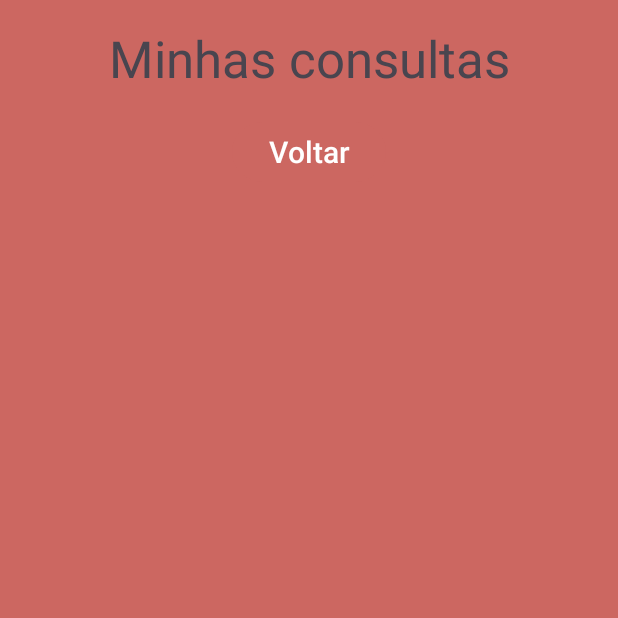
After one commit to Wesley-Neiva/ProjetoApp, an Android app: the Consulta_Activity screen opened directly, with no data from a screen before it, on a phone screen of 412 x 824 dp, the top half of it. The commit adds this screen. Run offline under Robolectric (Android 15) with nearby library versions, the phone set to English and light mode, and no system bars.

Commit message:
Criado a acitivity consulta e botão de click

```diff
--- a/app/src/main/AndroidManifest.xml
+++ b/app/src/main/AndroidManifest.xml
@@ -12,6 +12,9 @@
         android:supportsRtl="true"
         android:theme="@style/Theme.AppMarcela"
         tools:targetApi="31">
+        <activity
+            android:name=".Consulta_Activity"
+            android:exported="false" />
         <activity
             android:name=".Agenda_activity"
             android:exported="false" />
--- /dev/null
+++ b/app/src/main/java/com/wesleyneiva/appmarcela/Consulta_Activity.kt
@@ -0,0 +1,23 @@
+package com.wesleyneiva.appmarcela
+
+import androidx.appcompat.app.AppCompatActivity
+import android.os.Bundle
+import android.widget.Button
+
+class Consulta_Activity : AppCompatActivity() {
+
+    lateinit var botaoConsultaVoltar:Button
+
+    override fun onCreate(savedInstanceState: Bundle?) {
+        super.onCreate(savedInstanceState)
+        setContentView(R.layout.activity_consulta)
+
+        botaoConsultaVoltar = findViewById(R.id.btn_voltar_consulta)
+
+        val bundle = intent.extras
+
+        botaoConsultaVoltar.setOnClickListener {
+            finish()
+        }
+    }
+}
--- a/app/src/main/java/com/wesleyneiva/appmarcela/MainActivity.kt
+++ b/app/src/main/java/com/wesleyneiva/appmarcela/MainActivity.kt
@@ -10,6 +10,7 @@
     lateinit var btnExercicios: Button
     lateinit var btnDevocional: Button
     lateinit var btnAgenda: Button
+    lateinit var btnConsulta: Button
 
 
     override fun onCreate(savedInstanceState: Bundle?) {
@@ -40,7 +41,13 @@
             startActivity(intent)
         }
 
-
+        btnConsulta = findViewById(R.id.btn_consulta)
+        btnConsulta.setOnClickListener {
+            val intent = Intent(
+                this, Consulta_Activity::class.java
+            )
+            startActivity(intent)
+        }
 
     }
 }
--- /dev/null
+++ b/app/src/main/res/layout/activity_consulta.xml
@@ -0,0 +1,32 @@
+<?xml version="1.0" encoding="utf-8"?>
+<androidx.constraintlayout.widget.ConstraintLayout xmlns:android="http://schemas.android.com/apk/res/android"
+    xmlns:app="http://schemas.android.com/apk/res-auto"
+    xmlns:tools="http://schemas.android.com/tools"
+    android:layout_width="match_parent"
+    android:layout_height="match_parent"
+    tools:context=".Consulta_Activity">
+
+    <TextView
+        android:id="@+id/textView3"
+        android:layout_width="wrap_content"
+        android:layout_height="wrap_content"
+        android:layout_marginTop="16dp"
+        android:text="Minhas consultas"
+        android:textSize="34sp"
+        app:layout_constraintEnd_toEndOf="parent"
+        app:layout_constraintHorizontal_bias="0.5"
+        app:layout_constraintStart_toStartOf="parent"
+        app:layout_constraintTop_toTopOf="parent" />
+
+    <Button
+        android:id="@+id/btn_voltar_consulta"
+        android:layout_width="wrap_content"
+        android:layout_height="wrap_content"
+        android:layout_marginTop="16dp"
+        android:text="Voltar"
+        android:textSize="20sp"
+        app:layout_constraintEnd_toEndOf="parent"
+        app:layout_constraintHorizontal_bias="0.5"
+        app:layout_constraintStart_toStartOf="parent"
+        app:layout_constraintTop_toBottomOf="@+id/textView3" />
+</androidx.constraintlayout.widget.ConstraintLayout>
--- a/app/src/main/res/layout/activity_main.xml
+++ b/app/src/main/res/layout/activity_main.xml
@@ -24,7 +24,7 @@
         app:srcCompat="@drawable/fundo" />
 
     <Button
-        android:id="@+id/button6"
+        android:id="@+id/btn_consulta"
         style="@style/Widget.Material3.Button.IconButton.Filled"
         android:layout_width="94dp"
         android:layout_height="83dp"
@@ -55,7 +55,7 @@
         app:layout_constraintBottom_toBottomOf="parent"
         app:layout_constraintEnd_toStartOf="@+id/button8"
         app:layout_constraintHorizontal_bias="0.5"
-        app:layout_constraintStart_toEndOf="@+id/button6"
+        app:layout_constraintStart_toEndOf="@+id/btn_consulta"
         app:layout_constraintTop_toBottomOf="@+id/btn_devocional"
         app:layout_constraintVertical_bias="0.5" />
 
```
